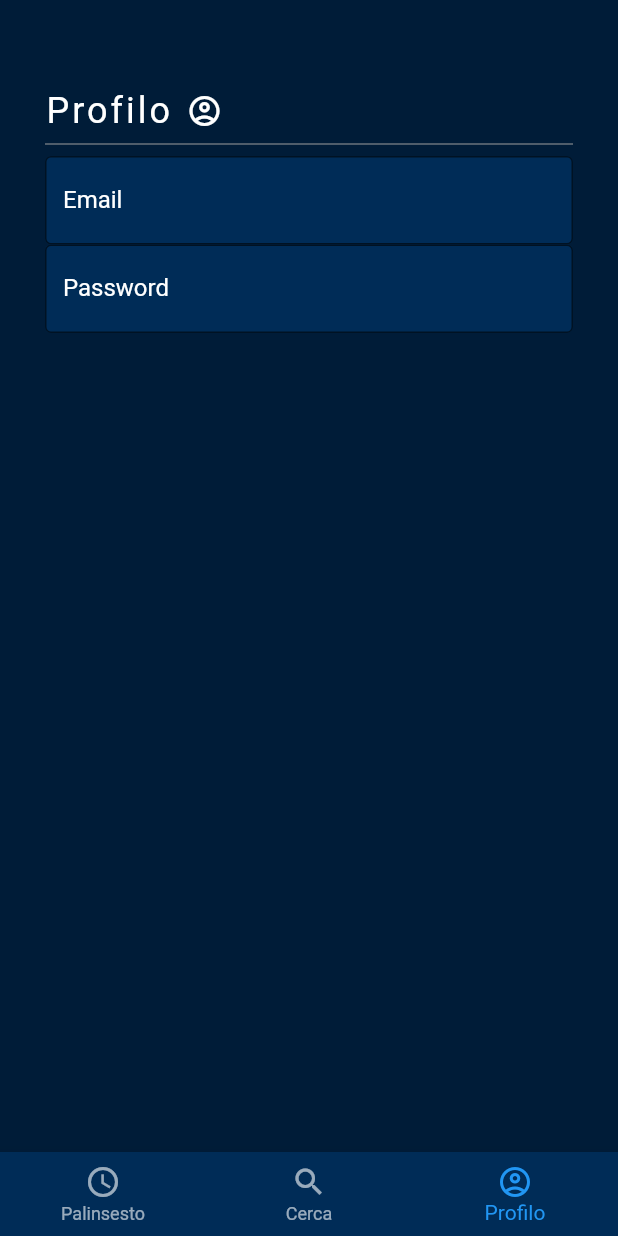
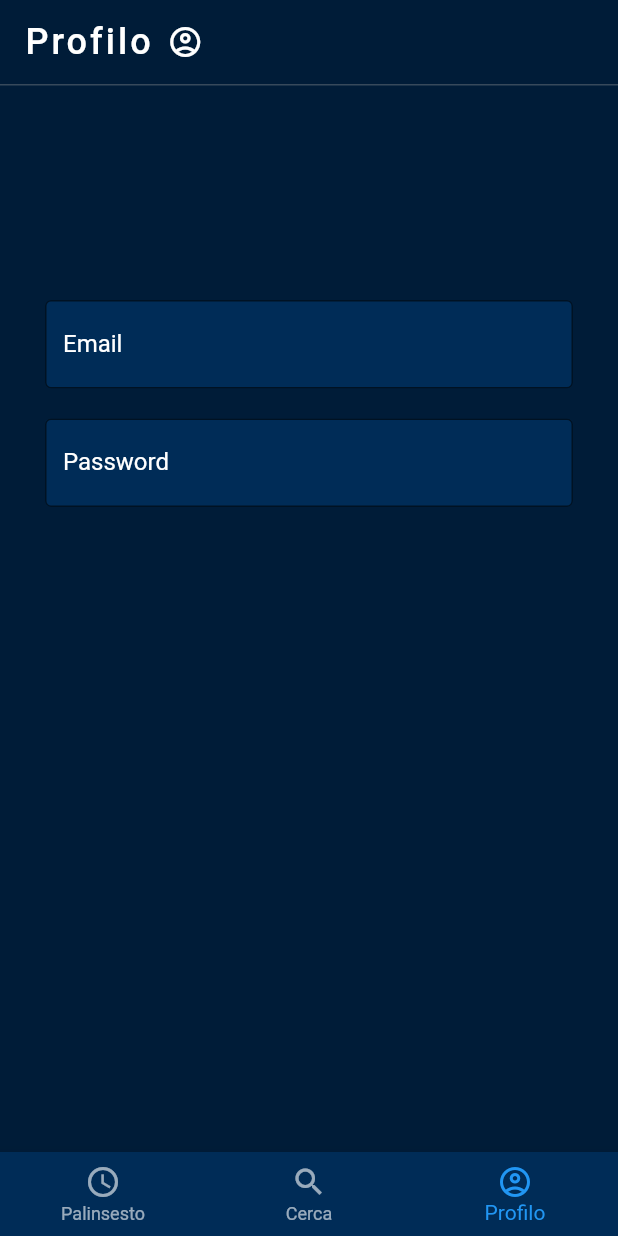
Before and after one commit to Riccumeni/cinema, a Flutter app: the screen it shows after launch, item 3 of the bottom bar chosen, on a phone screen of 412 x 824 dp. Run offline on Flutter 3.47's test engine with Material 2 defaults, Android fonts, the phone set to English and light mode, and no system bars.

Commit message:
- refactoring top bar

```diff
--- a/mobile/cinema_app/lib/main.dart
+++ b/mobile/cinema_app/lib/main.dart
@@ -18,14 +18,14 @@ class MyApp extends StatelessWidget {
 
 class MyStatefulWidget extends StatefulWidget {
   const MyStatefulWidget({super.key});
-
   @override
   State<MyStatefulWidget> createState() => _MyStatefulWidgetState();
 }
 
 class _MyStatefulWidgetState extends State<MyStatefulWidget> {
-  int index = 1;
-
+  int index = 2;
+  String _title = "Palinsesto";
+  var _icon = Icons.schedule;
   static const TextStyle optionStyle =
       TextStyle(fontSize: 30, fontWeight: FontWeight.bold);
   final pages = [
@@ -37,12 +37,50 @@ class _MyStatefulWidgetState extends State<MyStatefulWidget> {
   void _onItemTapped(int index) {
     setState(() {
       this.index = index;
+      if (index == 0) {
+        _title = "Palinsesto";
+        _icon = Icons.schedule;
+      } else if (index == 1) {
+        _title = "Cerca";
+        _icon = Icons.search;
+      } else {
+        _title = "Profilo";
+        _icon = Icons.account_circle_outlined;
+      }
     });
   }
 
   @override
   Widget build(BuildContext context) {
     return Scaffold(
+      extendBodyBehindAppBar: true,
+      appBar: AppBar(
+        title: Row(
+          children: [
+            Text(
+              _title,
+              style: const TextStyle(
+                  fontSize: 24, color: Colors.white, letterSpacing: 2),
+            ),
+            const SizedBox(width: 10),
+            Icon(
+              _icon,
+              color: Colors.white,
+            )
+          ],
+        ),
+        centerTitle: false,
+        backgroundColor: Colors.transparent,
+        elevation: 0,
+        bottom: PreferredSize(
+          preferredSize: Size.fromHeight(1),
+          child: Divider(
+            thickness: 1,
+            height: 0,
+            color: Color.fromARGB(88, 158, 158, 158),
+          ),
+        ),
+      ),
       resizeToAvoidBottomInset: false,
       backgroundColor: Color(0xff001C38),
       body: pages[index],
--- a/mobile/cinema_app/lib/profilo.dart
+++ b/mobile/cinema_app/lib/profilo.dart
@@ -6,36 +6,10 @@ class Profilo extends StatelessWidget {
   @override
   Widget build(BuildContext context) {
     return Container(
-      margin: const EdgeInsets.only(top: 60.0, left: 30.0, right: 30),
-      child: Column(
-        children: [
-          Container(
-            child: Column(
-              children: [
-                Row(
-                  children: const [
-                    Text(
-                      'Profilo',
-                      style: TextStyle(
-                          fontSize: 24, color: Colors.white, letterSpacing: 2),
-                    ),
-                    SizedBox(width: 10),
-                    Icon(
-                      Icons.account_circle_outlined,
-                      color: Colors.white,
-                    )
-                  ],
-                ),
-                const Divider(
-                  color: Colors.grey,
-                ),
-              ],
-            ),
-          ),
-          Center(
-            child: Column(
-              children: const [
-                TextField(
+      margin: const EdgeInsets.only(top: 200.0, left: 30.0, right: 30),
+      child: Container(
+        child: Column(children: [
+          const TextField(
             style: TextStyle(color: Colors.white),
             decoration: InputDecoration(
               filled: true,
@@ -49,7 +23,9 @@ class Profilo extends StatelessWidget {
             keyboardType: TextInputType.name,
             textInputAction: TextInputAction.done,
           ),
-                TextField(
+          Container(
+            padding: EdgeInsets.only(top: 20),
+            child: const TextField(
               style: TextStyle(color: Colors.white),
               obscureText: true,
               decoration: InputDecoration(
@@ -64,10 +40,8 @@ class Profilo extends StatelessWidget {
               keyboardType: TextInputType.name,
               textInputAction: TextInputAction.done,
             ),
-              ],
           ),
-          )
-        ],
+        ]),
       ),
     );
   }
```
Also changed, not shown: mobile/cinema_app/lib/palinsesto.dart (+0 -25 lines), mobile/cinema_app/lib/ricerca.dart (+1 -24 lines). Lines whose indentation alone changed are shown as unchanged.
